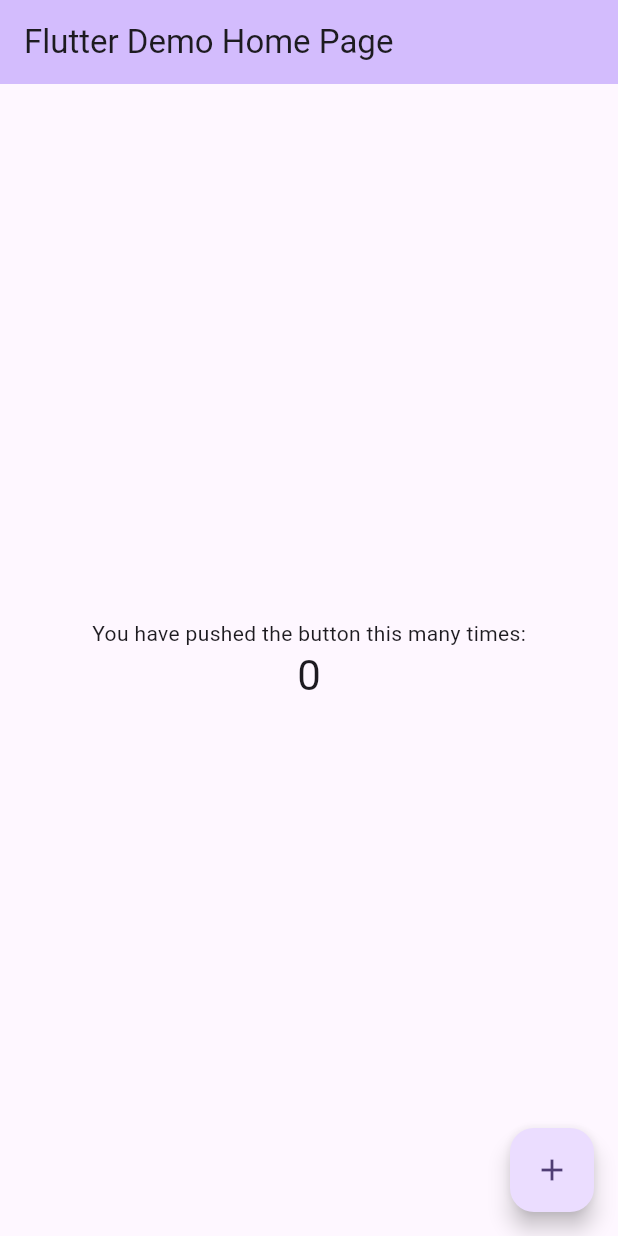
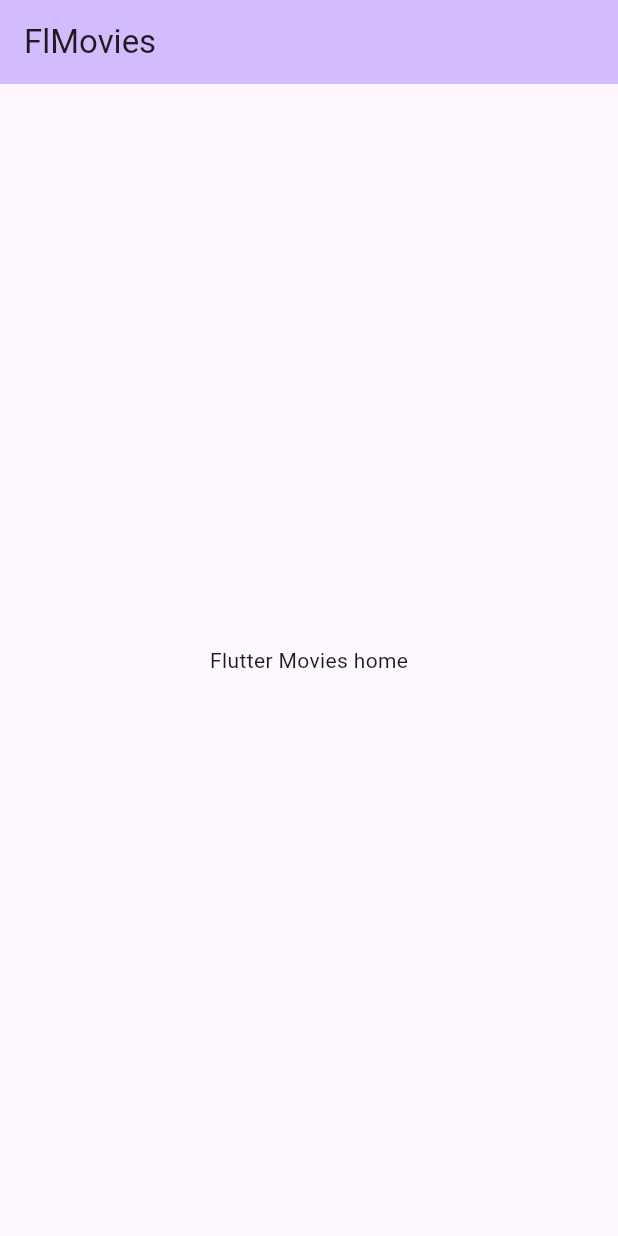
Before and after one commit to fikireab-m/Flutter-Movies, a Flutter app: the screen it shows after launch, on a phone screen of 412 x 824 dp. Run offline on Flutter 3.47's test engine with Material 3 defaults, Android fonts, the phone set to English and light mode, and no system bars.

Commit message:
clearn up

```diff
--- a/lib/main.dart
+++ b/lib/main.dart
@@ -11,115 +11,29 @@ class MyApp extends StatelessWidget {
   @override
   Widget build(BuildContext context) {
     return MaterialApp(
-      title: 'Flutter Demo',
+      title: 'FlMovies',
       theme: ThemeData(
-        // This is the theme of your application.
-        //
-        // TRY THIS: Try running your application with "flutter run". You'll see
-        // the application has a purple toolbar. Then, without quitting the app,
-        // try changing the seedColor in the colorScheme below to Colors.green
-        // and then invoke "hot reload" (save your changes or press the "hot
-        // reload" button in a Flutter-supported IDE, or press "r" if you used
-        // the command line to start the app).
-        //
-        // Notice that the counter didn't reset back to zero; the application
-        // state is not lost during the reload. To reset the state, use hot
-        // restart instead.
-        //
-        // This works for code too, not just values: Most code changes can be
-        // tested with just a hot reload.
         colorScheme: ColorScheme.fromSeed(seedColor: Colors.deepPurple),
         useMaterial3: true,
       ),
-      home: const MyHomePage(title: 'Flutter Demo Home Page'),
+      home: const HomePage(),
     );
   }
 }
 
-class MyHomePage extends StatefulWidget {
-  const MyHomePage({super.key, required this.title});
-
-  // This widget is the home page of your application. It is stateful, meaning
-  // that it has a State object (defined below) that contains fields that affect
-  // how it looks.
-
-  // This class is the configuration for the state. It holds the values (in this
-  // case the title) provided by the parent (in this case the App widget) and
-  // used by the build method of the State. Fields in a Widget subclass are
-  // always marked "final".
-
-  final String title;
-
-  @override
-  State<MyHomePage> createState() => _MyHomePageState();
-}
-
-class _MyHomePageState extends State<MyHomePage> {
-  int _counter = 0;
-
-  void _incrementCounter() {
-    setState(() {
-      // This call to setState tells the Flutter framework that something has
-      // changed in this State, which causes it to rerun the build method below
-      // so that the display can reflect the updated values. If we changed
-      // _counter without calling setState(), then the build method would not be
-      // called again, and so nothing would appear to happen.
-      _counter++;
-    });
-  }
+class HomePage extends StatelessWidget {
+  const HomePage({super.key});
 
   @override
   Widget build(BuildContext context) {
-    // This method is rerun every time setState is called, for instance as done
-    // by the _incrementCounter method above.
-    //
-    // The Flutter framework has been optimized to make rerunning build methods
-    // fast, so that you can just rebuild anything that needs updating rather
-    // than having to individually change instances of widgets.
     return Scaffold(
       appBar: AppBar(
-        // TRY THIS: Try changing the color here to a specific color (to
-        // Colors.amber, perhaps?) and trigger a hot reload to see the AppBar
-        // change color while the other colors stay the same.
         backgroundColor: Theme.of(context).colorScheme.inversePrimary,
-        // Here we take the value from the MyHomePage object that was created by
-        // the App.build method, and use it to set our appbar title.
-        title: Text(widget.title),
+        title: const Text("FlMovies"),
       ),
-      body: Center(
-        // Center is a layout widget. It takes a single child and positions it
-        // in the middle of the parent.
-        child: Column(
-          // Column is also a layout widget. It takes a list of children and
-          // arranges them vertically. By default, it sizes itself to fit its
-          // children horizontally, and tries to be as tall as its parent.
-          //
-          // Column has various properties to control how it sizes itself and
-          // how it positions its children. Here we use mainAxisAlignment to
-          // center the children vertically; the main axis here is the vertical
-          // axis because Columns are vertical (the cross axis would be
-          // horizontal).
-          //
-          // TRY THIS: Invoke "debug painting" (choose the "Toggle Debug Paint"
-          // action in the IDE, or press "p" in the console), to see the
-          // wireframe for each widget.
-          mainAxisAlignment: MainAxisAlignment.center,
-          children: <Widget>[
-            const Text(
-              'You have pushed the button this many times:',
-            ),
-            Text(
-              '$_counter',
-              style: Theme.of(context).textTheme.headlineMedium,
-            ),
-          ],
-        ),
+      body: const Center(
+        child: Text('Flutter Movies home'),
       ),
-      floatingActionButton: FloatingActionButton(
-        onPressed: _incrementCounter,
-        tooltip: 'Increment',
-        child: const Icon(Icons.add),
-      ), // This trailing comma makes auto-formatting nicer for build methods.
     );
   }
 }
```
Also changed, not shown: pubspec.yaml (+1 -29 lines).
